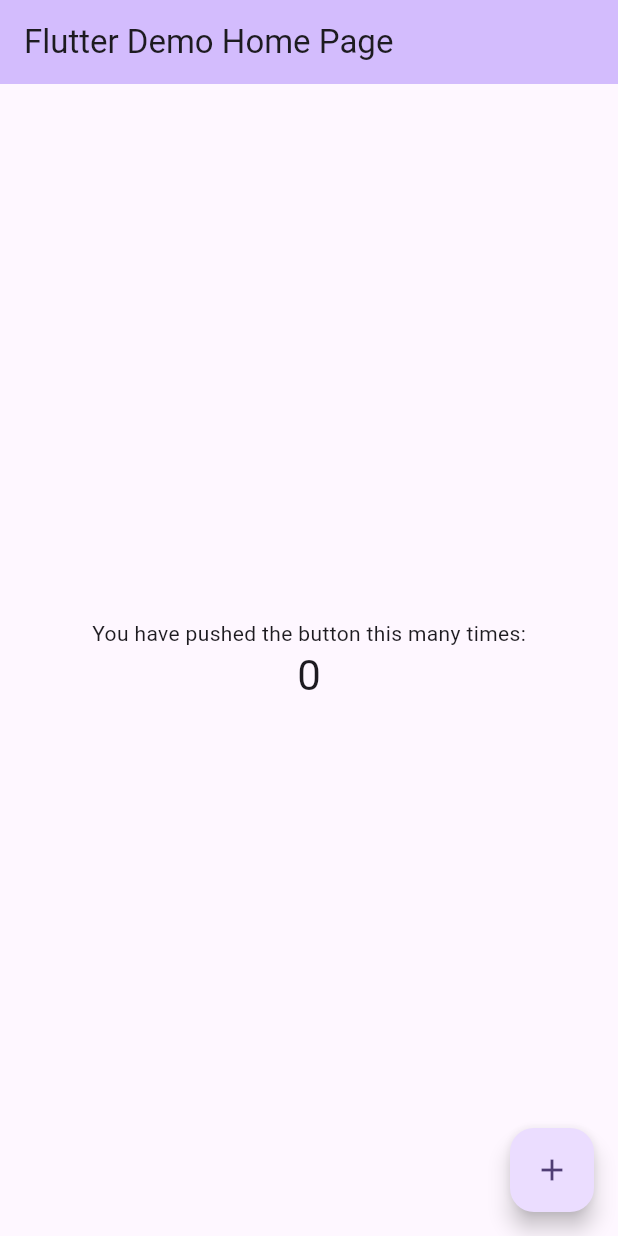
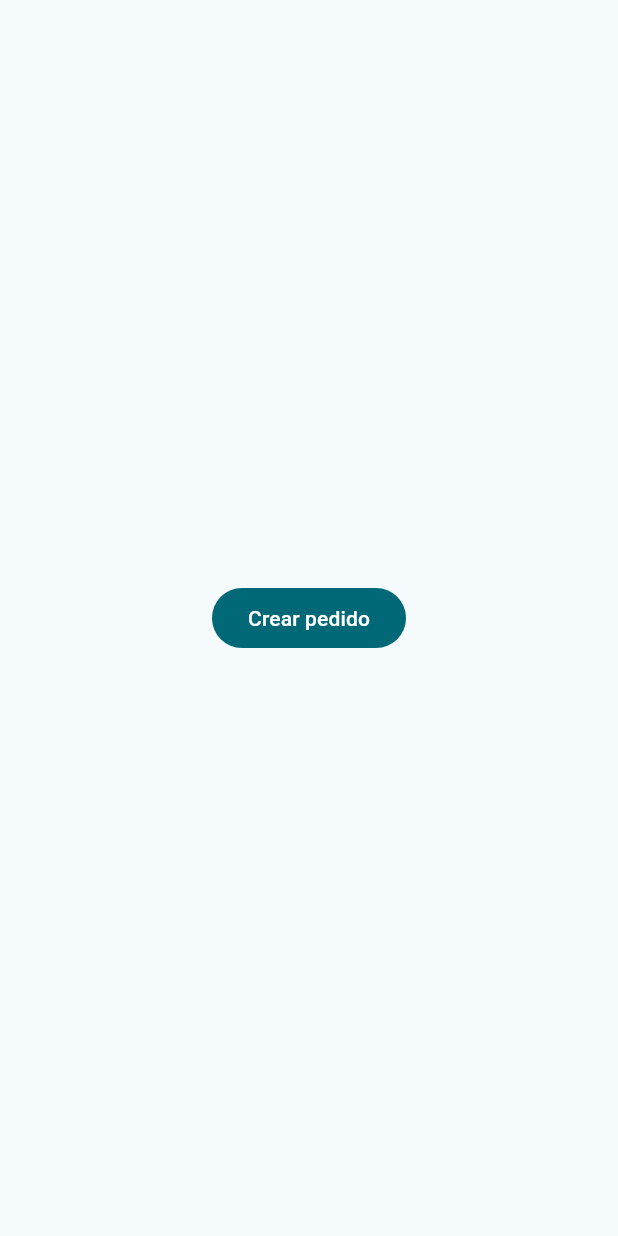
Before and after one commit to Bitxxo/dice_pizza, a Flutter app: the screen it shows after launch, on a phone screen of 412 x 824 dp. Run offline on Flutter 3.47's test engine with Material 3 defaults, Android fonts, the phone set to English and light mode, and no system bars; our stand-ins replace flutter_riverpod, go_router, riverpod.

Commit message:
navegación básica pero básica del todo

```diff
--- /dev/null
+++ b/lib/config/router/navigation_constants.dart
@@ -0,0 +1,7 @@
+class RouterPaths {
+  static const String home = '/';
+  static const String order = '/order/';
+  static const String customer = '/order/customer';
+  static const String products = '/order/products';
+  static const String payment = '/order/payment';
+}
--- /dev/null
+++ b/lib/config/theme/app_theme.dart
@@ -0,0 +1,31 @@
+import 'package:flutter/material.dart';
+
+const listaColores = <Color>[
+  Colors.cyan,
+  Colors.orange,
+  Colors.indigo,
+  Colors.teal,
+  Colors.red,
+  Colors.lime,
+  Colors.deepPurple,
+  Colors.deepOrange,
+  Colors.blueGrey,
+  Colors.pinkAccent,
+];
+
+class AppTheme {
+  final int seleccionado;
+
+  AppTheme({this.seleccionado = 0})
+    : assert(seleccionado >= 0, 'El color debe ser mayor que 0'),
+      assert(
+        seleccionado < listaColores.length,
+        'El color debe ser menor de 10',
+      );
+
+  ThemeData getTheme() => ThemeData(
+    useMaterial3: true,
+    colorSchemeSeed: listaColores[seleccionado],
+    appBarTheme: const AppBarTheme(centerTitle: true),
+  );
+}
--- a/lib/main.dart
+++ b/lib/main.dart
@@ -1,122 +1,30 @@
+import 'package:dice_pizza/config/router/router_provider.dart';
+import 'package:dice_pizza/config/theme/app_theme.dart';
 import 'package:flutter/material.dart';
+import 'package:flutter/services.dart';
+import 'package:flutter_riverpod/flutter_riverpod.dart';
 
-void main() {
-  runApp(const MyApp());
+Future<void> main() async {
+  WidgetsFlutterBinding.ensureInitialized();
+  SystemChrome.setPreferredOrientations([
+    DeviceOrientation.portraitUp,
+  ]).then((value) => runApp(const ProviderScope(child: DiceApp())));
 }
 
-class MyApp extends StatelessWidget {
-  const MyApp({super.key});
+class DiceApp extends StatelessWidget {
+  const DiceApp({super.key});
 
-  // This widget is the root of your application.
   @override
   Widget build(BuildContext context) {
-    return MaterialApp(
-      title: 'Flutter Demo',
-      theme: ThemeData(
-        // This is the theme of your application.
-        //
-        // TRY THIS: Try running your application with "flutter run". You'll see
-        // the application has a purple toolbar. Then, without quitting the app,
-        // try changing the seedColor in the colorScheme below to Colors.green
-        // and then invoke "hot reload" (save your changes or press the "hot
-        // reload" button in a Flutter-supported IDE, or press "r" if you used
-        // the command line to start the app).
-        //
-        // Notice that the counter didn't reset back to zero; the application
-        // state is not lost during the reload. To reset the state, use hot
-        // restart instead.
-        //
-        // This works for code too, not just values: Most code changes can be
-        // tested with just a hot reload.
-        colorScheme: ColorScheme.fromSeed(seedColor: Colors.deepPurple),
-      ),
-      home: const MyHomePage(title: 'Flutter Demo Home Page'),
+    return Consumer(
+      builder: (context, ref, child) {
+        final router = ref.read(routerProvider);
+        return MaterialApp.router(
+          debugShowCheckedModeBanner: false,
+          routerConfig: router,
+          theme: AppTheme().getTheme(),
+        );
+      },
     );
   }
 }
-
-class MyHomePage extends StatefulWidget {
-  const MyHomePage({super.key, required this.title});
-
-  // This widget is the home page of your application. It is stateful, meaning
-  // that it has a State object (defined below) that contains fields that affect
-  // how it looks.
-
-  // This class is the configuration for the state. It holds the values (in this
-  // case the title) provided by the parent (in this case the App widget) and
-  // used by the build method of the State. Fields in a Widget subclass are
-  // always marked "final".
-
-  final String title;
-
-  @override
-  State<MyHomePage> createState() => _MyHomePageState();
-}
-
-class _MyHomePageState extends State<MyHomePage> {
-  int _counter = 0;
-
-  void _incrementCounter() {
-    setState(() {
-      // This call to setState tells the Flutter framework that something has
-      // changed in this State, which causes it to rerun the build method below
-      // so that the display can reflect the updated values. If we changed
-      // _counter without calling setState(), then the build method would not be
-      // called again, and so nothing would appear to happen.
-      _counter++;
-    });
-  }
-
-  @override
-  Widget build(BuildContext context) {
-    // This method is rerun every time setState is called, for instance as done
-    // by the _incrementCounter method above.
-    //
-    // The Flutter framework has been optimized to make rerunning build methods
-    // fast, so that you can just rebuild anything that needs updating rather
-    // than having to individually change instances of widgets.
-    return Scaffold(
-      appBar: AppBar(
-        // TRY THIS: Try changing the color here to a specific color (to
-        // Colors.amber, perhaps?) and trigger a hot reload to see the AppBar
-        // change color while the other colors stay the same.
-        backgroundColor: Theme.of(context).colorScheme.inversePrimary,
-        // Here we take the value from the MyHomePage object that was created by
-        // the App.build method, and use it to set our appbar title.
-        title: Text(widget.title),
-      ),
-      body: Center(
-        // Center is a layout widget. It takes a single child and positions it
-        // in the middle of the parent.
-        child: Column(
-          // Column is also a layout widget. It takes a list of children and
-          // arranges them vertically. By default, it sizes itself to fit its
-          // children horizontally, and tries to be as tall as its parent.
-          //
-          // Column has various properties to control how it sizes itself and
-          // how it positions its children. Here we use mainAxisAlignment to
-          // center the children vertically; the main axis here is the vertical
-          // axis because Columns are vertical (the cross axis would be
-          // horizontal).
-          //
-          // TRY THIS: Invoke "debug painting" (choose the "Toggle Debug Paint"
-          // action in the IDE, or press "p" in the console), to see the
-          // wireframe for each widget.
-          mainAxisAlignment: MainAxisAlignment.center,
-          children: <Widget>[
-            const Text('You have pushed the button this many times:'),
-            Text(
-              '$_counter',
-              style: Theme.of(context).textTheme.headlineMedium,
-            ),
-          ],
-        ),
-      ),
-      floatingActionButton: FloatingActionButton(
-        onPressed: _incrementCounter,
-        tooltip: 'Increment',
-        child: const Icon(Icons.add),
-      ), // This trailing comma makes auto-formatting nicer for build methods.
-    );
-  }
-}
--- /dev/null
+++ b/lib/presentation/screens/home_screen.dart
@@ -0,0 +1,22 @@
+import 'package:dice_pizza/config/router/navigation_constants.dart';
+import 'package:flutter/material.dart';
+import 'package:go_router/go_router.dart';
+
+class HomeScreen extends StatelessWidget {
+  static const name = 'home';
+  const HomeScreen({super.key});
+
+  @override
+  Widget build(BuildContext context) {
+    return Scaffold(
+      body: Center(
+        child: FilledButton(
+          onPressed: () {
+            context.push(RouterPaths.order);
+          },
+          child: Text("Crear pedido"),
+        ),
+      ),
+    );
+  }
+}
--- a/pubspec.yaml
+++ b/pubspec.yaml
@@ -35,6 +35,8 @@ dependencies:
   # Use with the CupertinoIcons class for iOS style icons.
   cupertino_icons: ^1.0.8
   go_router: ^14.8.1
+  riverpod: ^2.6.1
+  flutter_riverpod: ^2.6.1
 
 dev_dependencies:
   flutter_test:
```
Also changed, not shown: lib/config/router/router_provider.dart (added, +57 -0 lines), lib/presentation/screens/order_screen.dart (+21 -7 lines), lib/presentation/views/order_customer_view.dart (added, +16 -0 lines), lib/presentation/views/order_payment_view.dart (added, +16 -0 lines), lib/presentation/views/order_products_view.dart (added, +16 -0 lines), lib/presentation/widgets/order_navigation_drawer.dart (+17 -0 lines), pubspec.lock.
